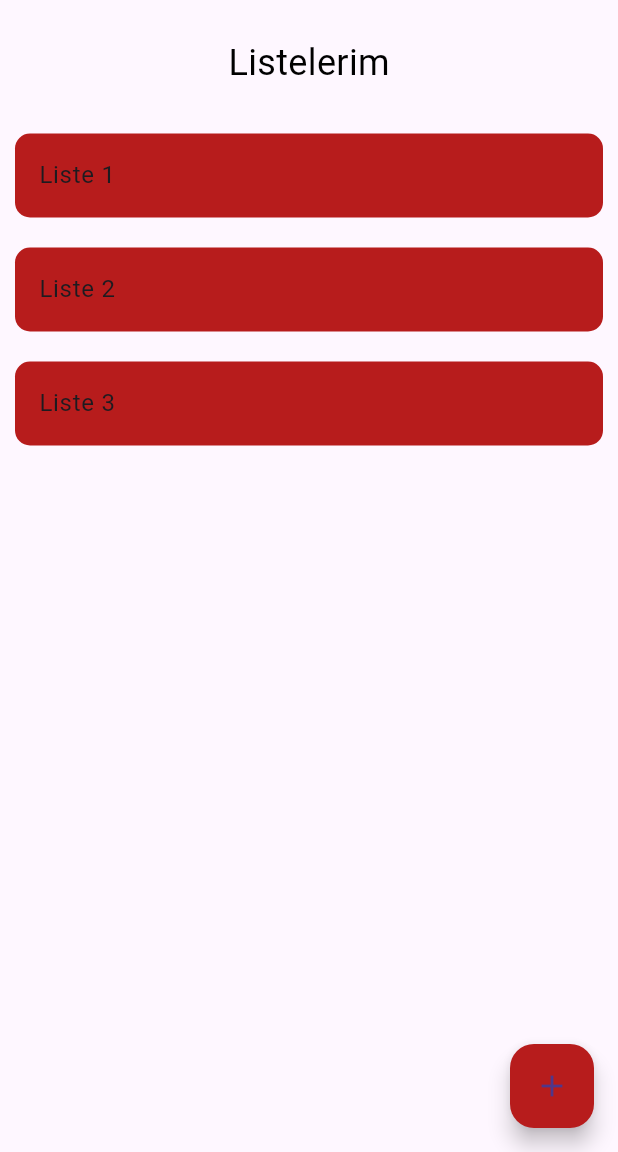
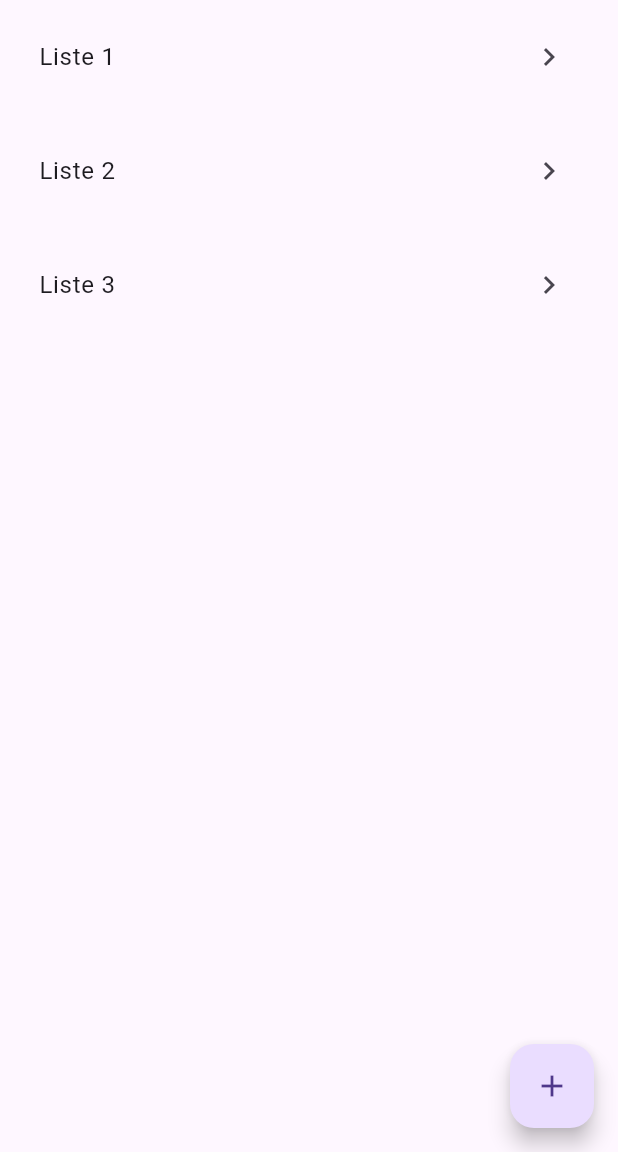
Before and after one commit to Ms-elliebb/ShopListApp, a Flutter app: the screen it shows after launch, after a tap on "Giriş yap", on a phone screen of 412 x 824 dp, the part 84-1236 px from its top. Run offline on Flutter 3.47's test engine with Material 3 defaults, Android fonts, the phone set to English and light mode, and no system bars; drawn by our look-alikes of flutter_slidable.

Commit message:
big update
Refactored for clean code. The methods and dialogs fixed.

```diff
--- /dev/null
+++ b/lib/core/list_widgets.dart
@@ -0,0 +1,51 @@
+
+import 'package:flutter/material.dart';
+import 'package:flutter_slidable/flutter_slidable.dart';
+import 'package:shopping_list/pages/listPage.dart';
+
+
+/// Builds the list of shopping lists with interactive slides.
+Widget buildShoppingList(List<String> shoppingLists, Function(int) onDelete, Function(int) onEdit) {
+  return ListView.builder(
+    itemCount: shoppingLists.length,
+    itemBuilder: (BuildContext context, int index) {
+      return GestureDetector(
+        onTap: () {
+          Navigator.push(
+            context,
+            MaterialPageRoute(
+              builder: (context) => ListPage(title: shoppingLists[index]),
+            ),
+          );
+        },
+        child: Slidable(
+          actionPane: SlidableDrawerActionPane(),
+          actionExtentRatio: 0.25,
+          child: Padding(
+            padding: const EdgeInsets.all(10.0),
+            child: ListTile(
+              title: Text(shoppingLists[index]),
+              trailing: Icon(Icons.chevron_right),
+            ),
+          ),
+          actions: [
+            IconSlideAction(
+              caption: 'Edit',
+              color: Colors.blue,
+              icon: Icons.edit,
+              onTap: () => onEdit(index),
+            ),
+          ],
+          secondaryActions: [
+            IconSlideAction(
+              caption: 'Delete',
+              color: Colors.red,
+              icon: Icons.delete,
+              onTap: () => onDelete(index),
+            ),
+          ],
+        ),
+      );
+    },
+  );
+}
--- a/lib/main.dart
+++ b/lib/main.dart
@@ -1,32 +1,29 @@
 import 'package:flutter/material.dart';
-import 'package:shopping_list/pages/home_page.dart';
-
 import 'pages/login_screen.dart';
 import 'pages/register_screen.dart';
-
+import 'pages/home_page.dart';
+import 'pages/listPage.dart';
 
 void main() {
-  runApp( MyApp());
+  runApp(const MyApp());
 }
+
+/// MyApp is the main application widget that defines the route and basic UI properties.
 class MyApp extends StatelessWidget {
   const MyApp({super.key});
-
-
 
   @override
   Widget build(BuildContext context) {
     return MaterialApp(
-    debugShowCheckedModeBanner: false,
-    title: 'Uygulama',
-
-   initialRoute: '/',
-    routes:{
-      '/':(context) => const LoginScreen(),
-      '/register':(context) => const RegisterScreen(),
-      '/home':(context) => const HomePage(),
-  },
-  );
-
-
+      debugShowCheckedModeBanner: false, // Disables the debug banner for cleaner UI.
+      title: 'Uygulama', // Title of the application.
+      initialRoute: '/', // Defines the initial route of the application.
+      routes: {
+        '/': (context) => const LoginScreen(), // Route for the login screen.
+        '/register': (context) => const RegisterScreen(), // Route for the registration screen.
+        '/home': (context) => const HomePage(), // Route for the home page.
+        '/list': (context) => const ListPage(), // Route for the list page.
+      },
+    );
   }
 }
--- a/lib/pages/home_page.dart
+++ b/lib/pages/home_page.dart
@@ -1,187 +1,60 @@
+import 'package:flutter/material.dart';
+import 'package:shopping_list/core/list_dialog.dart';
+import 'package:shopping_list/core/list_widgets.dart';
 
 
-// ignore_for_file: sort_child_properties_last
-
-import 'package:flutter/material.dart';
-import 'package:flutter_slidable/flutter_slidable.dart';
-
+/// HomePage displays a list of shopping lists and allows user interactions.
 class HomePage extends StatefulWidget {
-  const HomePage({super.key});
+  const HomePage({Key? key}) : super(key: key);
 
   @override
   _HomePageState createState() => _HomePageState();
 }
 
-
-class _HomePageState extends State<HomePage>{
-   List<String> shoppingLists=[
-    'Liste 1',
-    'Liste 2',
-    'Liste 3',
-
-   ];
-
-  Widget build(BuildContext context) {
-    return Scaffold(
-      appBar: AppBar(
-        title: Text('Uygulama Adı',style: TextStyle(fontWeight: FontWeight.w600,color: Colors.black)),
-        backgroundColor: Colors.red[900],
-        elevation:0,
-        ),
-        body:
-        Center(
-          child: Column(
-           mainAxisAlignment: MainAxisAlignment.center,
-           children: <Widget>[
-            Padding(
-              padding: const EdgeInsets.only(top: 25.0),
-              child: const Text('Listelerim',
-              style: TextStyle(fontSize: 24.0,color: Colors.black),
-              ),
-            ),
-
-            SizedBox(height: 20.0),
-            Expanded(
-              child: ListView.builder(
-              itemCount: shoppingLists.length,
-              itemBuilder: (BuildContext context,int index){
-                return Slidable(
-                  actionPane: SlidableDrawerActionPane(),
-                  actionExtentRatio: 0.25,
-                  direction: Axis.horizontal,
-
-                  child:Padding(
-                  padding: const EdgeInsets.all(10.0),
-                  child: Container(
-                    decoration: BoxDecoration(
-                    borderRadius: BorderRadius.circular(10.0),
-                    color: Colors.red[900],
-                    ),
-                    child: ListTile(
-                      title: Text(shoppingLists[index]),
-                      onTap: () {
-                        Navigator.push(context,MaterialPageRoute(builder: (context)=> ListPage(title:shoppingLists[index])) ,);
-                      },
-                    ),
-                  ),
-                ),
-                secondaryActions:<Widget> [
-                  IconSlideAction(
-                    caption: 'Sil',
-                    color:Colors.red[400],
-                    icon:Icons.delete_outline,
-                    onTap: () {
-                      setState(() {
-                        shoppingLists.removeAt(index);
-                      });
-                    },
-                  ),
-                ],
-                );
-              },
-              ),
-            ),
-           ]
-        ),
-      ),
-      floatingActionButton: FloatingActionButton(onPressed: () {
-        _showAddListDialog(context);
-      },
-      child: Icon(Icons.add),
-      backgroundColor: Colors.red[900],
-      ),
-      floatingActionButtonLocation: FloatingActionButtonLocation.endFloat,
-);
-
-  }
-
-  void _showAddListDialog(BuildContext context) {
-    TextEditingController listNameController=TextEditingController();
-    showDialog(
-      context: context,
-       builder: (BuildContext context){
-        return AlertDialog(
-          title: Text("Yeni Liste Oluştur"),
-          content: TextField(
-            controller:listNameController,
-            decoration: InputDecoration(labelText: "Liste Adı"),
-          ),
-          actions: [
-            TextButton(onPressed: () {
-
-            Navigator.of(context).pop();
-            },
-            child: Text("İptal",
-            style: TextStyle(
-            color: Colors.black,
-            fontSize: 18),),
-
-            style:TextButton.styleFrom(
-              backgroundColor: Colors.red[900],
-              //primary:Colors.white,
-              shape: RoundedRectangleBorder(
-                borderRadius: BorderRadius.circular(10.0),
-              ),
-            ),
-            ),
-
-            Container(
-              margin: EdgeInsets.symmetric(horizontal: 25.0),
-              child: TextButton(
-                onPressed: (){
-                String listName=listNameController.text;
-                setState((){
-                  shoppingLists.add(listName);
-                });
-                Navigator.of(context).pop();
-              },
-              child: Text("Kaydet",
-              style: TextStyle(
-              color: Colors.black,
-              fontSize: 18),),
-              style: TextButton.styleFrom(
-                backgroundColor: Colors.red[900],
-                shape: RoundedRectangleBorder(
-                  borderRadius: BorderRadius.circular(10.0),
-                ),
-              ),
-
-              ),
-            ),
-          ],
-        );
-       }
-       );
-  }
-}
-class ListPage extends StatelessWidget {
-  final String title;
-
-  const ListPage({Key? key, required this.title}) : super(key: key);
+class _HomePageState extends State<HomePage> {
+  List<String> shoppingLists = ['Liste 1', 'Liste 2', 'Liste 3']; // Sample list data.
 
   @override
   Widget build(BuildContext context) {
     return Scaffold(
       appBar: AppBar(
-        title:Text(title),
+        title: Text(
+          'Uygulama Adı',
+          style: TextStyle(fontWeight: FontWeight.w600, color: Colors.black),
+        ),
         backgroundColor: Colors.red[900],
-        elevation:0,
+        elevation: 0,
       ),
       body: Center(
-      child: Column(
-        mainAxisAlignment: MainAxisAlignment.center,
-        children:<Widget> [
-          Text('Liste Sayfası', style: TextStyle(fontSize: 24.0),)
-        ],
+        child: buildShoppingList(
+          shoppingLists,
+          _handleDelete,
+          _handleEdit,
         ),
       ),
-    floatingActionButton: FloatingActionButton(onPressed:(){
-      //ekleme butonuna basınca yapılacak işlemler
-    },
+      floatingActionButton: FloatingActionButton(
+        onPressed: () => showAddListDialog(context, _addNewList),
+        tooltip: 'Add List',
         child: Icon(Icons.add),
-    backgroundColor: Colors.red[900],
       ),
       floatingActionButtonLocation: FloatingActionButtonLocation.endFloat,
     );
   }
+
+  void _handleDelete(int index) {
+    setState(() {
+      shoppingLists.removeAt(index);
+    });
   }
+
+  void _handleEdit(int index) {
+    // Implement edit functionality or navigation here
+    print('Edit index $index');
+  }
+
+  void _addNewList(String listName) {
+    setState(() {
+      shoppingLists.add(listName);
+    });
+  }
+}
--- a/lib/pages/login_screen.dart
+++ b/lib/pages/login_screen.dart
@@ -1,28 +1,27 @@
 import 'package:flutter/material.dart';
 
+/// LoginScreen displays a login form allowing users to enter their credentials.
 class LoginScreen extends StatelessWidget {
   const LoginScreen({super.key});
 
   @override
   Widget build(BuildContext context) {
     return Scaffold(
-      backgroundColor: Colors.grey[100],
+      backgroundColor: Colors.grey[100], // Light grey background for better visibility.
       appBar: AppBar(
-
         title: const Center(
           child: Padding(
-            padding: EdgeInsets.only(top:15.0),
+            padding: EdgeInsets.only(top: 15.0),
             child: Text(
               'KULLANICI GİRİŞ',
               style: TextStyle(fontWeight: FontWeight.w600, color: Colors.white),
             ),
           ),
         ),
-        backgroundColor: Colors.red[900],
-        elevation: 0,
+        backgroundColor: Colors.red[900], // Dark red color for the AppBar.
+        elevation: 0, // No shadow for a cleaner look.
       ),
-      body:
-          Padding(
+      body: Padding(
         padding: const EdgeInsets.all(20.0),
         child: Center(
           child: Column(
@@ -30,7 +29,8 @@ class LoginScreen extends StatelessWidget {
             children: <Widget>[
               Padding(
                 padding: const EdgeInsets.only(bottom: 70.0),
-                    child: Image.asset('lib/images/marketcaar.png',
+                child: Image.asset(
+                  'lib/images/marketcaar.png',
                   height: 220,
                 ),
               ),
@@ -51,18 +51,16 @@ class LoginScreen extends StatelessWidget {
                     color: Colors.red[300],
                   ),
                 ),
-                    obscureText: true,
+                obscureText: true, // Obscures text for security.
               ),
               const SizedBox(height: 20),
               ElevatedButton(
                 onPressed: () {
-                      // Giriş yapma işlemleri
-
+                  // Login action: Navigate to the home page after login.
                   Navigator.pushNamed(context, '/home');
-
                 },
                 style: ElevatedButton.styleFrom(
-                      backgroundColor:   Colors.red[900],
+                  backgroundColor: Colors.red[900], // Consistent button color with AppBar.
                   padding: const EdgeInsets.symmetric(horizontal: 50, vertical: 15),
                 ),
                 child: const Text(
@@ -72,6 +70,7 @@ class LoginScreen extends StatelessWidget {
               ),
               TextButton(
                 onPressed: () {
+                  // Navigate to the registration page if the user needs to create an account.
                   Navigator.pushNamed(context, '/register');
                 },
                 child: const Text(
@@ -83,8 +82,6 @@ class LoginScreen extends StatelessWidget {
           ),
         ),
       ),
-
-
     );
   }
 }
```
Also changed, not shown: lib/core/list_dialog.dart (added, +62 -0 lines), lib/pages/listPage.dart (added, +78 -0 lines), lib/pages/register_screen.dart (+19 -18 lines). Lines whose indentation alone changed are shown as unchanged.
